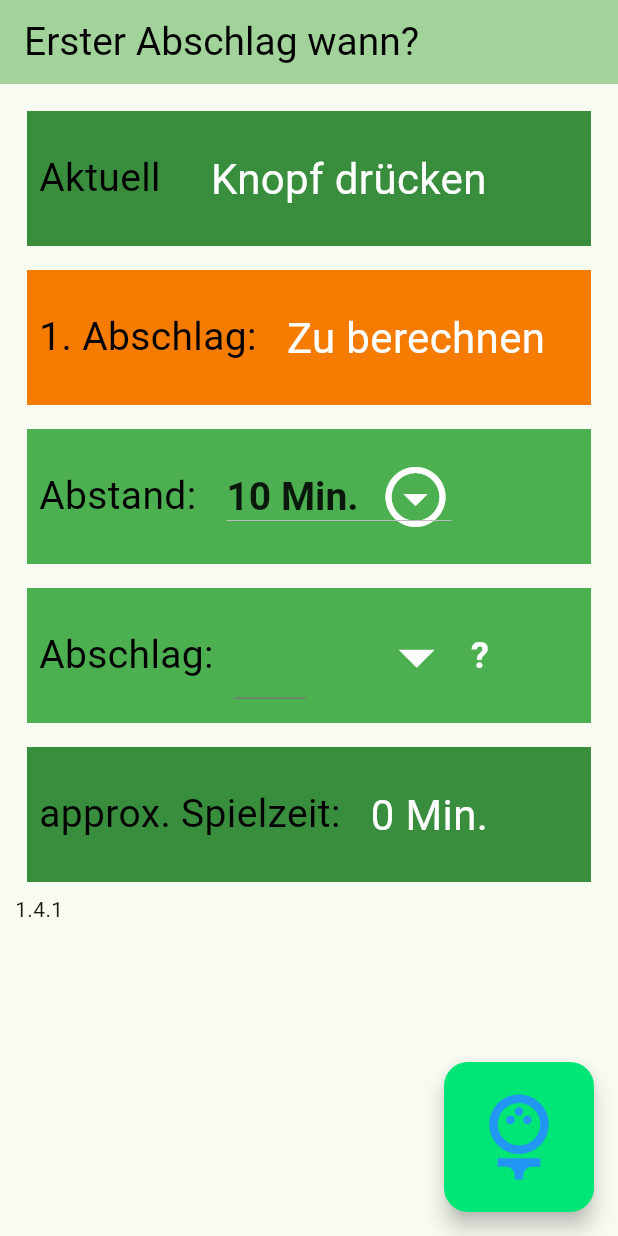
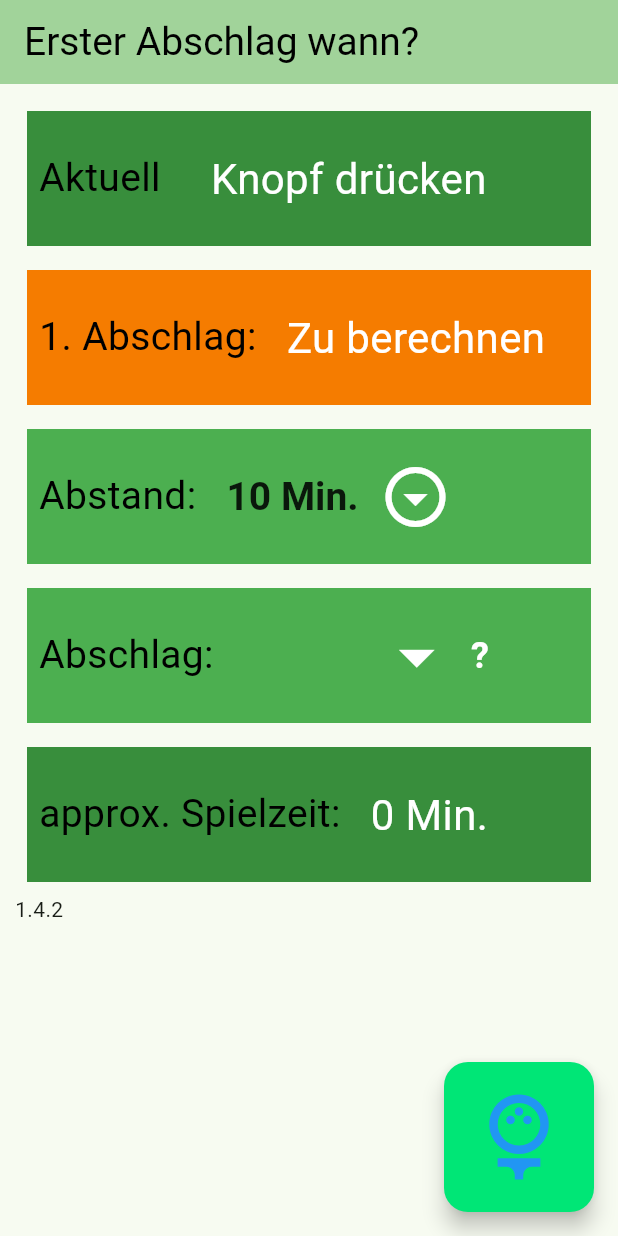
Before and after one commit to chrbuchsteiner61/approx_teeone, a Flutter app: the screen it shows after launch, on a phone screen of 412 x 824 dp. Run offline on Flutter 3.47's test engine with Material 3 defaults, Android fonts, the phone set to English and light mode, and no system bars; our stand-ins replace csv, geolocator, logger; Roboto replaces fonts that are missing (RadioCanada).

Commit message:
spare underline in inputs

```diff
--- a/lib/inputTeeWidget.dart
+++ b/lib/inputTeeWidget.dart
@@ -49,6 +49,7 @@ class inputTeeWidget extends StatelessWidget {
         SizedBox(
           width: 48.0,
           child: TextField(
+            decoration: InputDecoration(border: InputBorder.none),
             inputFormatters: [
               NumericalRangeFormatter(min: 1, max: 18),
             ],
--- a/lib/main.dart
+++ b/lib/main.dart
@@ -104,9 +104,8 @@ class _MyHomePageState extends State<MyHomePage> {
   String selectedValue = '';
   String auswahl = '10 Min.';
 
-  String version = '1.4.1';
-  // show and calculate nearest Tee
-  // file with lat and lon adjusted
+  String version = '1.4.2';
+  // no underlines for input
 
   @override
   void dispose() {
--- a/lib/selectANumberWidget.dart
+++ b/lib/selectANumberWidget.dart
@@ -61,7 +61,8 @@ class _selectANumberWidgetState extends State<selectANumberWidget> {
         Text(text, style: normalStyle),
         SizedBox(
           width: 150.0,
-          child: DropdownButton<String>(
+          child: DropdownButtonHideUnderline (
+            child: DropdownButton<String>(
             value: dropdownValue,
             isExpanded: true,
             icon: const Icon(Icons.arrow_drop_down_circle_outlined, size: 48.0, color: Colors.white,),
@@ -85,6 +86,7 @@ class _selectANumberWidgetState extends State<selectANumberWidget> {
             }).toList(),
           ),
         ),
+        ),
       ]),
     );
   }
```
